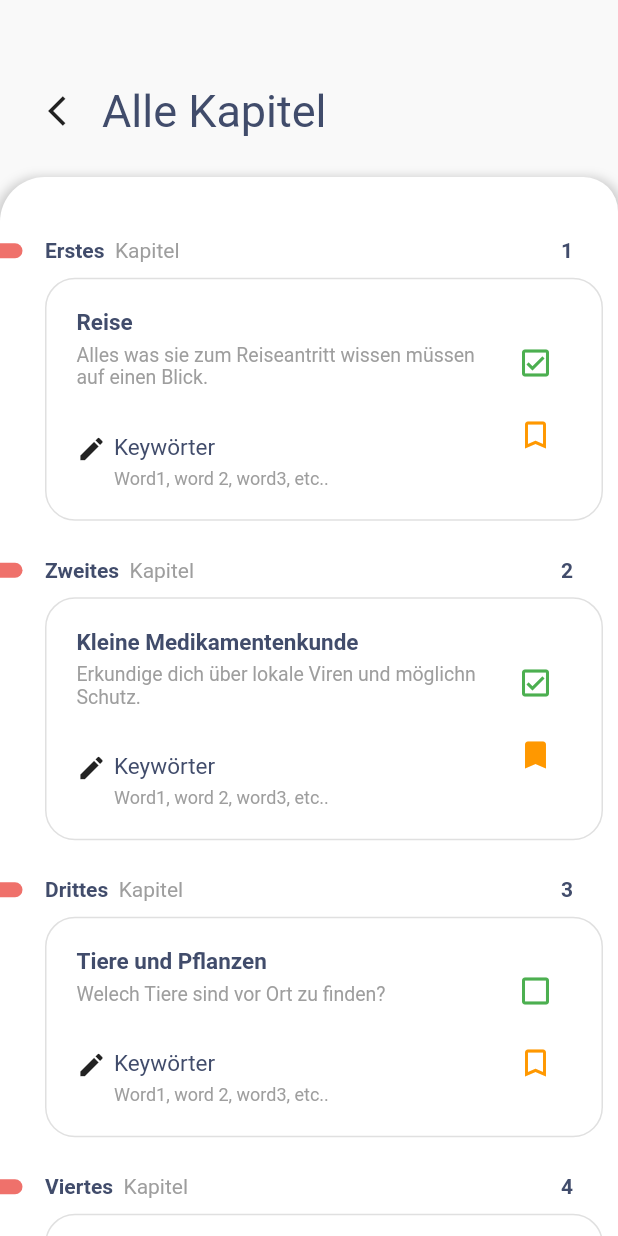
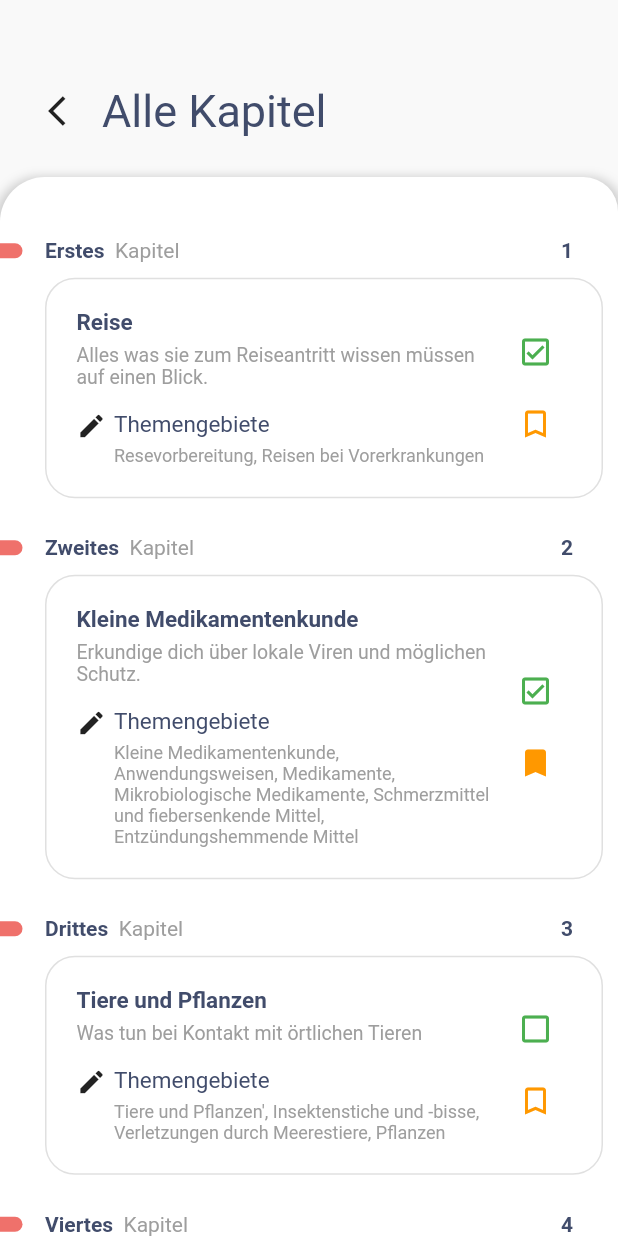
Before and after one commit to henriklein/doc_ueberall, a Flutter app: the screen it shows after launch, after a tap on "Alle Kapitel", on a phone screen of 412 x 824 dp. Run offline on Flutter 3.47's test engine with Material 2 defaults, Android fonts, the phone set to English and light mode, and no system bars; our stand-ins replace flutter_svg, flutter_tags; network calls fail.

Commit message:
Gramma fixing and svg

```diff
--- a/lib/components/Cards.dart
+++ b/lib/components/Cards.dart
@@ -3,6 +3,7 @@ import 'package:doc_ueberall/screens/DetailScreen.dart';
 import 'package:doc_ueberall/screens/KapitelInhalte.dart';
 import 'package:flutter/material.dart';
 import 'package:flutter/services.dart';
+import 'package:flutter_svg/svg.dart';
 
 // ignore: must_be_immutable
 class TopicCard extends StatelessWidget {
@@ -35,8 +36,11 @@ class TopicCard extends StatelessWidget {
         ),
         child: Padding(
           padding: EdgeInsets.all(10),
-          child: ListTile(
-            leading: Image.asset(imgURL),
+          child:
+          ListTile(
+            leading: Container(
+              width: 70,
+              child: SvgPicture.asset(imgURL, width: 70, height: 70,)),
             title: Text(
               header,
               style: TextStyle(
@@ -178,9 +182,7 @@ class BuildKapitelCard extends StatelessWidget {
                         SizedBox(
                           height: 15,
                         ),
-                        SizedBox(
-                          height: 15,
-                        ),
+
                         Row(
                           crossAxisAlignment: CrossAxisAlignment.start,
                           children: [
@@ -191,11 +193,12 @@ class BuildKapitelCard extends StatelessWidget {
                             SizedBox(
                               width: 5,
                             ),
-                            Column(
+                            Flexible(
+                                                          child: Column(
                                 crossAxisAlignment: CrossAxisAlignment.start,
                                 children: [
                                   Text(
-                                  "Keywörter",
+                                    "Themengebiete",
                                     style: TextStyle(
                                       fontSize: 15,
                                       color: primaryTextColor
@@ -212,6 +215,7 @@ class BuildKapitelCard extends StatelessWidget {
                                     ),
                                   ),
                                 ],
+                              ),
                             )
                           ],
                         )
--- a/lib/screens/DashBoard.dart
+++ b/lib/screens/DashBoard.dart
@@ -169,7 +169,7 @@ class Header extends StatelessWidget {
                                     Icons.people_outline,
                                     color: kRedColor,
                                   ),
-                                  title: Text("Über das Team"),
+                                  title: Text("Über DocÜberall"),
                                   trailing: Icon(Icons.keyboard_arrow_right),
                                   onTap: () {},
                                 ),
@@ -181,7 +181,7 @@ class Header extends StatelessWidget {
                                     Icons.history,
                                     color: kRedColor,
                                   ),
-                                  title: Text("All. Geschäftsbedingugen"),
+                                  title: Text("All. Geschäftsbedingungen"),
                                   trailing: Icon(Icons.keyboard_arrow_right),
                                   onTap: () {},
                                 ),
@@ -223,9 +223,20 @@ class Header extends StatelessWidget {
                           const SizedBox(height: 5.0),
                           Center(
                             child: Text(
-                              "Wir wünschen viel Spass auf der Reise",
+                              "Wir wünschen viel Spaß auf der Reise",
                               style: TextStyle(
                                 fontSize: 15.0,
+                                color: primaryTextColor
+                              ),
+                              textAlign: TextAlign.center,
+                            ),
+                          ),
+                          Center(
+                            child: Text(
+                              "DocÜberall v0.7 ",
+                              style: TextStyle(
+                                fontSize: 15.0,
+                                color: secondaryTextColor
                               ),
                               textAlign: TextAlign.center,
                             ),
@@ -245,7 +256,7 @@ class Header extends StatelessWidget {
 
 class Search extends StatelessWidget {
   final List<String> tags = [
-    '📌 Grundausstattung',
+   '😷 Vorerkrankugnen ',
     '💊 Reiseapotheke ',
     '💉 Impfungen',
     "👔 Versicherungen",
@@ -348,7 +359,7 @@ class Cards extends StatelessWidget {
         TopicCard(
           header: 'Alle Kapitel',
           description: 'Sehen sie alle unsere Inhalte auf einen Blick',
-          imgURL: 'assets/images/doctor3.png',
+          imgURL: 'assets/SVGs/allChapters.svg',
           bgColor: kRedColor,
           press: () {
             Navigator.push(
@@ -366,7 +377,7 @@ class Cards extends StatelessWidget {
           header: 'Reisevorbereitungen',
           description:
               'Erkundigen sie sich noch vor beginn der Reiße über aktuelle Umstände.',
-          imgURL: 'assets/images/doctor2.png',
+          imgURL: 'assets/SVGs/prepare.svg',
           bgColor: kPurpleColor,
           press: () {},
         ),
@@ -374,9 +385,9 @@ class Cards extends StatelessWidget {
           height: _height * 0.02,
         ),
         TopicCard(
-          header: 'Kleine Medikamentenkundes',
-          description: 'Eye Specialist - Flower Hospitals',
-          imgURL: 'assets/images/doctor3.png',
+          header: 'Kleine Medikamentenrunde',
+          description: 'Alles was sie über Ihre Reseapotheke wissen müssen.',
+          imgURL: 'assets/SVGs/medecine.svg',
           bgColor: kYellowColor,
           press: () {},
         ),
@@ -385,8 +396,8 @@ class Cards extends StatelessWidget {
         ),
         TopicCard(
           header: 'Notfallinstruktionen',
-          description: 'Heart Surgeon - Flower Hospitals',
-          imgURL: 'assets/images/doctor1.png',
+          description: 'Notfallinstruktionen in Kriesensituationen.',
+          imgURL: 'assets/SVGs/firstAID.svg',
           bgColor: kBlueColor,
           press: () {},
         ),
--- a/lib/screens/DetailScreen.dart
+++ b/lib/screens/DetailScreen.dart
@@ -88,7 +88,10 @@ class DetailPage extends StatelessWidget {
                         SizedBox(
                           height: 10,
                         ),
-                        Text("www.tropeninstitut.de", style: TextStyle(color: secondaryTextColor),),
+                        Text(
+                          "www.tropeninstitut.de",
+                          style: TextStyle(color: secondaryTextColor),
+                        ),
                         SizedBox(
                           height: 10,
                         ),
@@ -110,12 +113,18 @@ class DetailPage extends StatelessWidget {
                         Row(
                           mainAxisAlignment: MainAxisAlignment.spaceBetween,
                           children: [
-                            Text("Als Gekesen Makieren", style: TextStyle(color: secondaryTextColor),),
+                            Text(
+                              "Als Gekesen Makieren",
+                              style: TextStyle(color: secondaryTextColor),
+                            ),
                             IconButton(
                               icon: Icon(Icons.check_box_outline_blank),
                               onPressed: () {},
                             ),
-                            Text("Speichern", style: TextStyle(color: secondaryTextColor),),
+                            Text(
+                              "Speichern",
+                              style: TextStyle(color: secondaryTextColor),
+                            ),
                             IconButton(
                                 icon: Icon(Icons.bookmark_outline),
                                 onPressed: () {})
@@ -141,7 +150,7 @@ class DetailPage extends StatelessWidget {
                         TopicCard(
                           header: 'Reisen bei Vorerkrankungen',
                           description: 'Erkundige dich wie du...',
-                          imgURL: 'assets/images/doctor3.png',
+                          imgURL: 'assets/SVGs/prepare.svg',
                           bgColor: kRedColor,
                           press: () {},
                         ),
@@ -169,7 +178,8 @@ class DetailPage extends StatelessWidget {
                     header: "Kleine Medikamentenkunde",
                     subtitle:
                         "Erkundige dich über lokale Viren und möglichn Schutz.",
-                    keywoerter: "Word1, word 2, word3, etc..",
+                    keywoerter:
+                        "Kleine Medikamentenkunde, Anwendungsweisen, Medikamente, Mikrobiologische Medikamente, Schmerzmittel und fiebersenkende Mittel, Entzündungshemmende Mittel ",
                     bookmarkchecked: Icon(Icons.bookmark),
                     checkbox: Icon(Icons.check_box_outlined),
                   ),
--- a/lib/screens/Kapitel.dart
+++ b/lib/screens/Kapitel.dart
@@ -1,9 +1,6 @@
 import 'package:doc_ueberall/components/Cards.dart';
 import 'package:doc_ueberall/constant.dart';
 import 'package:flutter/material.dart';
-
-import 'package:flutter/material.dart';
-
 class KapitelScreen extends StatefulWidget {
   @override
   _KapitelScreenState createState() => _KapitelScreenState();
@@ -63,7 +60,7 @@ class _KapitelScreenState extends State<KapitelScreen> {
                       header: "Reise",
                       subtitle:
                           "Alles was sie zum Reiseantritt wissen müssen auf einen Blick.",
-                          keywoerter: "Word1, word 2, word3, etc..",
+                          keywoerter: "Resevorbereitung, Reisen bei Vorerkrankungen",
                       bookmarkchecked: Icon(Icons.bookmark_outline),
                       checkbox: Icon(Icons.check_box_outlined),
                     ),
@@ -71,8 +68,8 @@ class _KapitelScreenState extends State<KapitelScreen> {
                       kapitel: "Zweites ",
                       intKapitel: "2",
                       header: "Kleine Medikamentenkunde",
-                      subtitle: "Erkundige dich über lokale Viren und möglichn Schutz.",
-                      keywoerter: "Word1, word 2, word3, etc..",
+                      subtitle: "Erkundige dich über lokale Viren und möglichen Schutz.",
+                      keywoerter: "Kleine Medikamentenkunde, Anwendungsweisen, Medikamente, Mikrobiologische Medikamente, Schmerzmittel und fiebersenkende Mittel, Entzündungshemmende Mittel ",
                       bookmarkchecked: Icon(Icons.bookmark),
                       checkbox: Icon(Icons.check_box_outlined),
                     ),
@@ -80,8 +77,8 @@ class _KapitelScreenState extends State<KapitelScreen> {
                       kapitel: "Drittes ",
                       intKapitel: "3",
                       header: "Tiere und Pflanzen",
-                      subtitle: "Welech Tiere sind vor Ort zu finden?",
-                      keywoerter: "Word1, word 2, word3, etc..",
+                      subtitle: "Was tun bei Kontakt mit örtlichen Tieren",
+                      keywoerter: "Tiere und Pflanzen', Insektenstiche und -bisse, Verletzungen durch Meerestiere, Pflanzen",
                       bookmarkchecked: Icon(Icons.bookmark_outline),
                       checkbox: Icon(Icons.check_box_outline_blank),
                     ),
--- a/lib/screens/KapitelInhalte.dart
+++ b/lib/screens/KapitelInhalte.dart
@@ -62,7 +62,8 @@ class _KapitelInhalteState extends State<KapitelInhalte> {
                       header: "Reisevorbereitung",
                       subtitle:
                           "Alles was sie zum Reiseantritt wissen müssen auf einen Blick.",
-                          keywoerter: "Word1, word 2, word3, etc..",
+                          keywoerter: "Kleine Medikamentenkunde, Anwendungsweisen, Medikamente, Mikrobiologische Medikamente, Schmerzmittel und fiebersenkende Mittel, Entzündungshemmende Mittel ",
+
                       bookmarkchecked: Icon(Icons.bookmark_outline),
                       checkbox: Icon(Icons.check_box_outlined),
                     ),
@@ -70,8 +71,9 @@ class _KapitelInhalteState extends State<KapitelInhalte> {
                       kapitel: "Zweites ",
                       intKapitel: "2",
                       header: "Reisen bei Vorerkrankungen",
-                      subtitle: "Erkundige dich über lokale Viren und möglichn Schutz.",
-                      keywoerter: "Word1, word 2, word3, etc..",
+                      subtitle: "Können sie mit Vorerkrankungen Reisen antreten?",
+                      keywoerter: "Kleine Medikamentenkunde, Anwendungsweisen, Medikamente, Mikrobiologische Medikamente, Schmerzmittel und fiebersenkende Mittel, Entzündungshemmende Mittel ",
+
                       bookmarkchecked: Icon(Icons.bookmark),
                       checkbox: Icon(Icons.check_box_outlined),
                     ),
--- a/pubspec.yaml
+++ b/pubspec.yaml
@@ -52,7 +52,7 @@ flutter:
   assets:
     - assets/images/
     - assets/icons/
-    - assets/languages/
+    - assets/SVGs/
   # An image asset can refer to one or more resolution-specific "variants", see
   # https://flutter.dev/assets-and-images/#resolution-aware.
 
```
Also changed, not shown: assets/SVGs/allChapters.svg (added), assets/SVGs/firstAID.svg (added), assets/SVGs/medecine.svg (added), assets/SVGs/prepare.svg (added), assets/languages/US.png (deleted), assets/languages/france.png (deleted), assets/languages/germany.png (deleted). Lines whose indentation alone changed are shown as unchanged.
